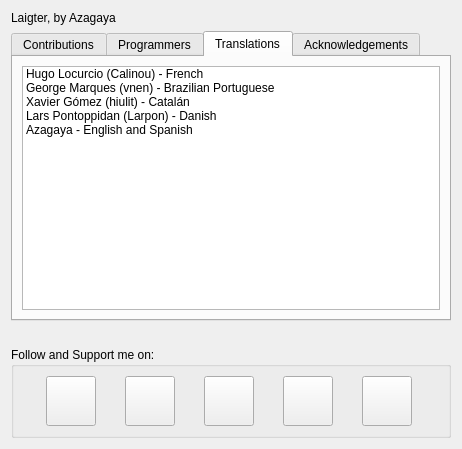
Above: gui/aboutdialog.ui from azagaya/laigter before the change. Below: the same form after it.
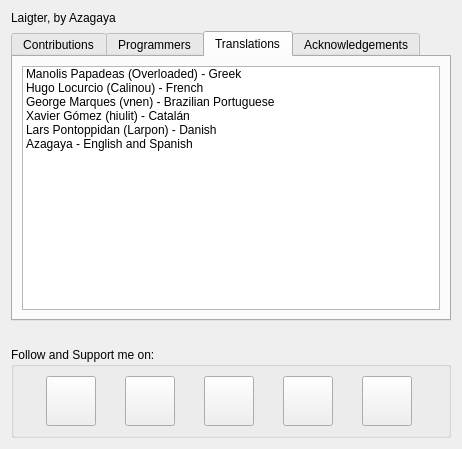
That is the form after the change. Icons and pictures are not drawn.

Commit message: Added Manolis Papadeas (Overloaded) as translator

Patch:
```diff
--- a/gui/aboutdialog.ui
+++ b/gui/aboutdialog.ui
@@ -248,6 +248,11 @@
       <layout class="QGridLayout" name="gridLayout_6">
        <item row="0" column="0">
         <widget class="QListWidget" name="listWidget_3">
+         <item>
+          <property name="text">
+           <string>Manolis Papadeas (Overloaded) - Greek</string>
+          </property>
+         </item>
          <item>
           <property name="text">
            <string>Hugo Locurcio (Calinou) - French</string>
```
